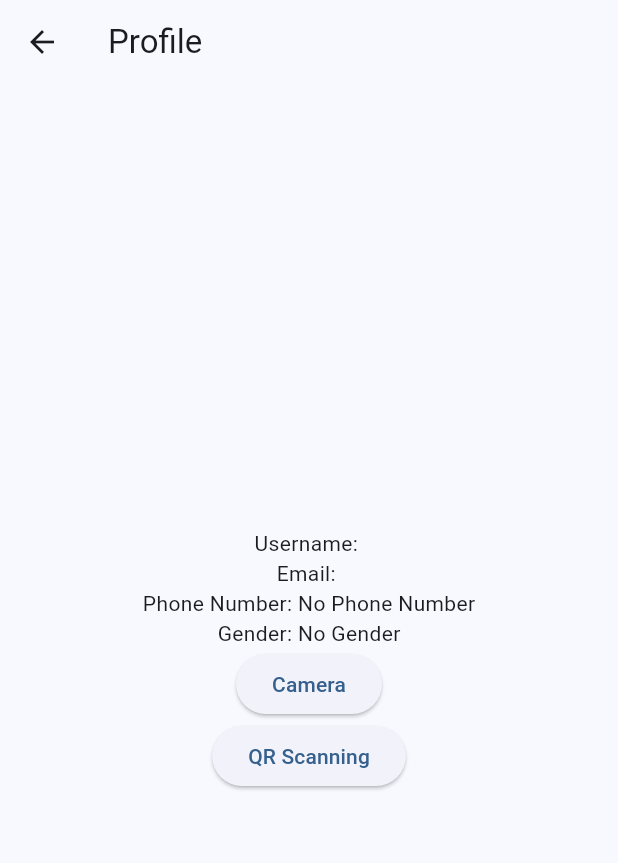
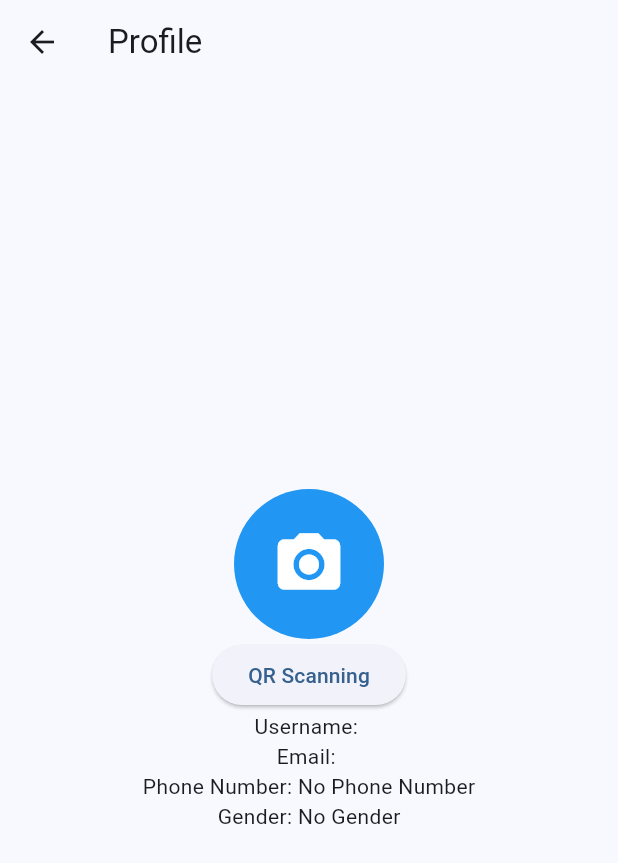
Before and after one commit to febiolaika/RepoKelompok1, a Flutter app: the ProfileView screen opened directly, on a phone screen of 412 x 824 dp. Shown: the top 863 px of the screen. Run offline on Flutter 3.47's test engine with Material 2 defaults, Android fonts, the phone set to English and light mode, and no system bars; our stand-ins replace camera, flutter_slidable, qr_flutter, shared_preferences, sqflite; missing offline and left inert: mobile_scanner; accounts and stored records are empty.

Commit message:
Camera & Qr scan udah bisa dibuka saat diklik

```diff
--- a/lib/main.dart
+++ b/lib/main.dart
@@ -1,5 +1,9 @@
 import 'package:flutter/material.dart';
+import 'package:ugd6_1217/constant/app_constant.dart';
 import 'package:ugd6_1217/page/login_page.dart';
+import 'package:ugd6_1217/page/product_view.dart';
+import 'package:ugd6_1217/views/camera/camera.dart';
+import 'package:ugd6_1217/views/qr_scan/scan_qr_page.dart';
 
 void main() {
   runApp(MainApp());
@@ -16,6 +20,8 @@ class MainApp extends StatelessWidget {
       initialRoute: '/login',
       routes: {
         '/login': (context) => const LoginView(),
+        RouteConstant.routeToQrCam: (context) => CameraView(),
+        RouteConstant.routeToQrScanPage: (context) => BarcodeScannerPageView(),
         // '/register': (context) => const RegisterView(),
       },
     );
--- a/lib/page/login_page.dart
+++ b/lib/page/login_page.dart
@@ -84,7 +84,7 @@ class _LoginViewState extends State<LoginView> {
                         username,
                         password,
                         data[i]['email'],
-                        data[i]['noHp'],
+                        int.parse(data[i]['noHp']),
                         data[i]['gender'],
                       );
                       cekLogin = true;
--- a/lib/page/profile_view.dart
+++ b/lib/page/profile_view.dart
@@ -1,6 +1,8 @@
 import 'package:flutter/material.dart';
 import 'package:ugd6_1217/constant/app_constant.dart';
 import 'package:shared_preferences/shared_preferences.dart';
+import 'package:ugd6_1217/views/camera/camera.dart';
+import 'package:ugd6_1217/views/camera/display_picture.dart';
 
 class ProfileView extends StatefulWidget {
   const ProfileView({Key? key}) : super(key: key);
@@ -46,20 +48,31 @@ class _ProfileViewState extends State<ProfileView> {
         child: Column(
           mainAxisAlignment: MainAxisAlignment.center,
           children: [
-            Text('Username: $username'),
-            Text('Email: $email'),
-            Text('Phone Number: $noHp'),
-            Text('Gender: $gender'),
-            ElevatedButton(
-              onPressed: () =>
-                  ProfileView.navigateTo(context, RouteConstant.routeToQrCam),
-              child: const Text(ButtonTextConstant.camera),
+            InkWell(
+              onTap: () {
+                // Tambahkan logika yang ingin Anda jalankan saat tombol diklik di sini
+                ProfileView.navigateTo(context, RouteConstant.routeToQrCam);
+              },
+              child: CircleAvatar(
+                radius: 50, // Atur sesuai ukuran yang Anda inginkan
+                backgroundColor: Colors.blue, // Atur warna latar belakang sesuai keinginan Anda
+                child: Icon(
+                  Icons.camera_alt, // Gunakan ikon kamera (atau ikon lainnya) di sini
+                  size: 50, // Atur ukuran ikon sesuai keinginan Anda
+                  color: Colors.white, // Atur warna ikon sesuai keinginan Anda
+                ),
+              ),
             ),
             ElevatedButton(
               onPressed: () => ProfileView.navigateTo(
                   context, RouteConstant.routeToQrScanPage),
               child: const Text(ButtonTextConstant.qrScanning),
             ),
+            Text('Username: $username'),
+            Text('Email: $email'),
+            Text('Phone Number: $noHp'),
+            Text('Gender: $gender'),
+
             // Tambahkan widget lain sesuai kebutuhan
           ],
         ),
```
